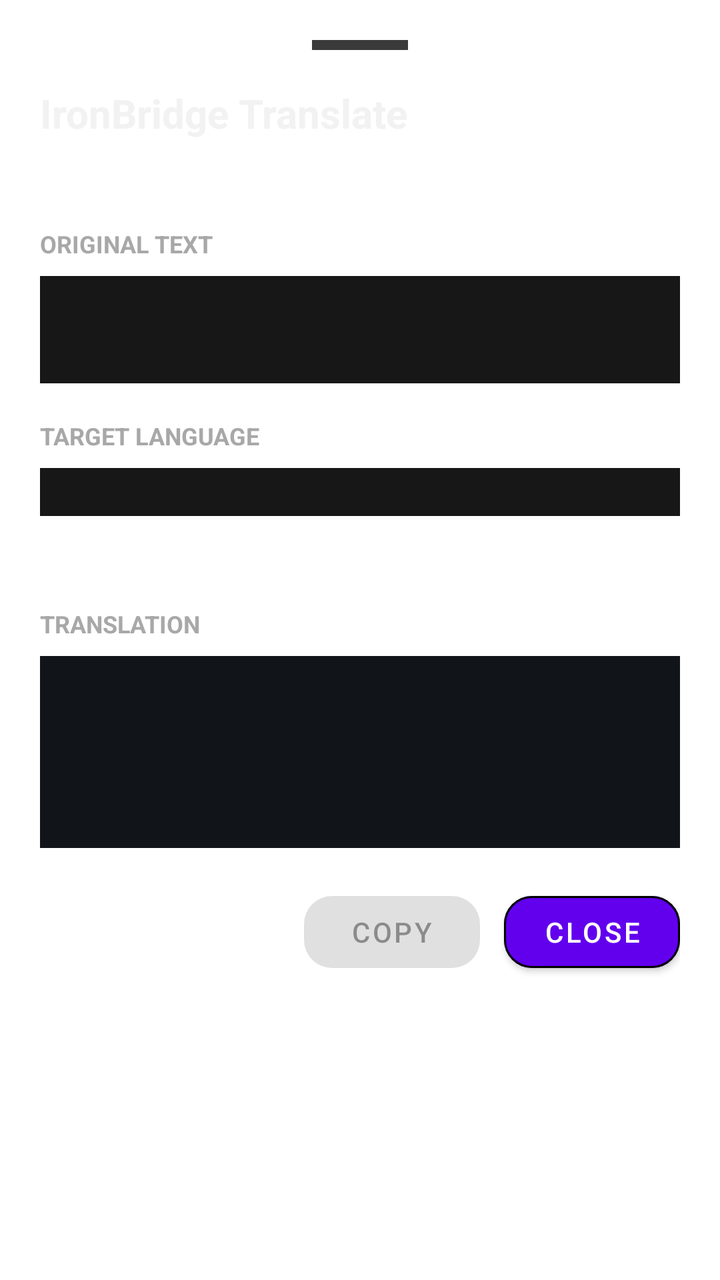
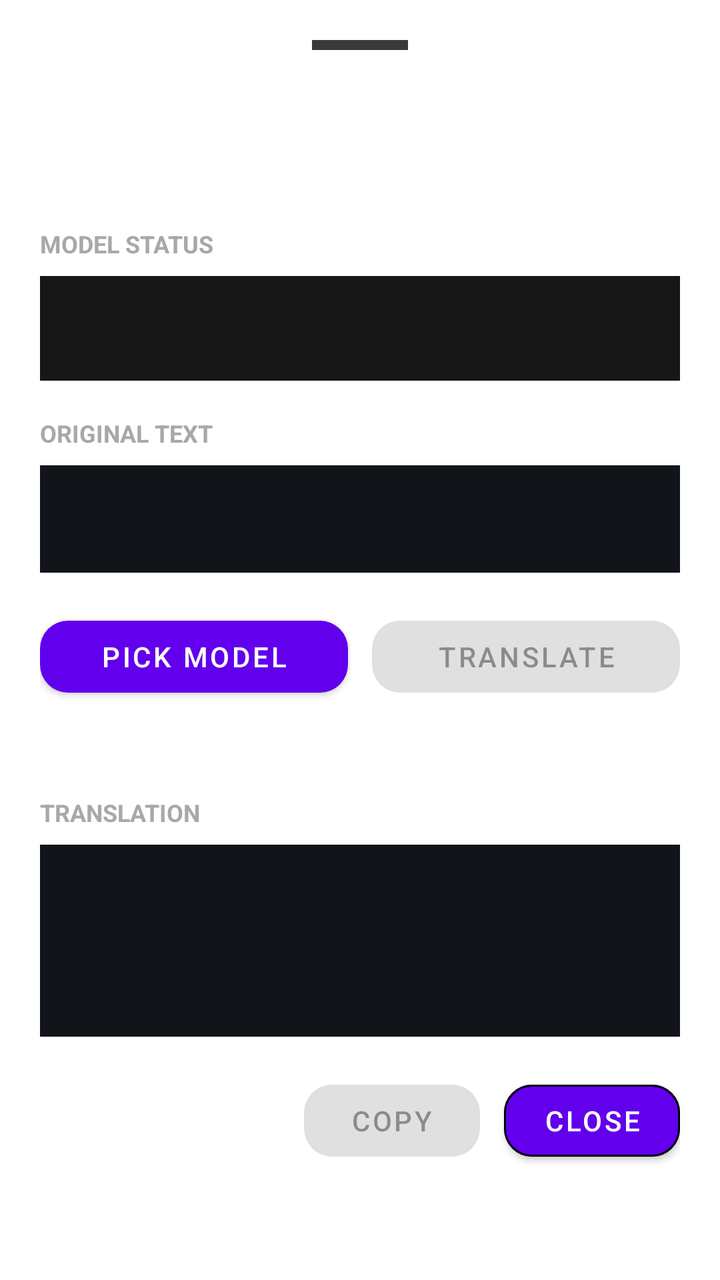

Compare the two renders of this Android layout. The source of the first and the diff that turns it into the second are given below.
<!-- AndroidManifest.xml: fallback theme Theme.MaterialComponents.DayNight.NoActionBar -->
<!-- res/layout/bottom_sheet_translate.xml -->
<?xml version="1.0" encoding="utf-8"?>
<LinearLayout xmlns:android="http://schemas.android.com/apk/res/android"
    xmlns:app="http://schemas.android.com/apk/res-auto"
    android:layout_width="match_parent"
    android:layout_height="wrap_content"
    android:orientation="vertical"
    android:paddingLeft="20dp"
    android:paddingTop="20dp"
    android:paddingRight="20dp"
    android:paddingBottom="24dp"
    android:background="@android:color/transparent">

    <View
        android:layout_width="48dp"
        android:layout_height="5dp"
        android:layout_gravity="center_horizontal"
        android:layout_marginBottom="18dp"
        android:background="#3A3A3A" />

    <TextView
        android:layout_width="wrap_content"
        android:layout_height="wrap_content"
        android:text="@string/bottom_sheet_title"
        android:textColor="#F2F2F2"
        android:textSize="20sp"
        android:textStyle="bold" />

    <TextView
        android:id="@+id/language_label"
        android:layout_width="wrap_content"
        android:layout_height="wrap_content"
        android:layout_marginTop="8dp"
        android:textColor="#A8A8A8"
        android:textSize="13sp" />

    <TextView
        android:layout_width="wrap_content"
        android:layout_height="wrap_content"
        android:layout_marginTop="18dp"
        android:text="@string/original_text_label"
        android:textColor="#A8A8A8"
        android:textSize="12sp"
        android:textStyle="bold" />

    <TextView
        android:id="@+id/source_text"
        android:layout_width="match_parent"
        android:layout_height="wrap_content"
        android:layout_marginTop="8dp"
        android:background="#171717"
        android:lineSpacingExtra="4dp"
        android:maxHeight="180dp"
        android:padding="16dp"
        android:textColor="#F0F0F0"
        android:textIsSelectable="true"
        android:textSize="16sp" />

    <TextView
        android:layout_width="wrap_content"
        android:layout_height="wrap_content"
        android:layout_marginTop="18dp"
        android:text="@string/target_language_label"
        android:textColor="#A8A8A8"
        android:textSize="12sp"
        android:textStyle="bold" />

    <Spinner
        android:id="@+id/target_language_spinner"
        android:layout_width="match_parent"
        android:layout_height="wrap_content"
        android:layout_marginTop="8dp"
        android:background="#171717"
        android:padding="12dp" />

    <ProgressBar
        android:id="@+id/progress_bar"
        style="?android:attr/progressBarStyleHorizontal"
        android:layout_width="match_parent"
        android:layout_height="wrap_content"
        android:layout_marginTop="18dp"
        android:indeterminate="true"
        android:visibility="gone" />

    <TextView
        android:id="@+id/status_text"
        android:layout_width="match_parent"
        android:layout_height="wrap_content"
        android:layout_marginTop="10dp"
        android:textColor="#A8A8A8"
        android:textSize="13sp" />

    <TextView
        android:layout_width="wrap_content"
        android:layout_height="wrap_content"
        android:layout_marginTop="18dp"
        android:text="@string/translation_label"
        android:textColor="#A8A8A8"
        android:textSize="12sp"
        android:textStyle="bold" />

    <TextView
        android:id="@+id/translated_text"
        android:layout_width="match_parent"
        android:layout_height="wrap_content"
        android:layout_marginTop="8dp"
        android:background="#11151A"
        android:lineSpacingExtra="4dp"
        android:minHeight="96dp"
        android:padding="16dp"
        android:textColor="#FFFFFF"
        android:textIsSelectable="true"
        android:textSize="16sp" />

    <LinearLayout
        android:layout_width="match_parent"
        android:layout_height="wrap_content"
        android:layout_marginTop="18dp"
        android:gravity="end"
        android:orientation="horizontal">

        <com.google.android.material.button.MaterialButton
            android:id="@+id/copy_button"
            android:layout_width="wrap_content"
            android:layout_height="wrap_content"
            android:enabled="false"
            android:text="@string/copy_button"
            app:cornerRadius="14dp" />

        <com.google.android.material.button.MaterialButton
            android:id="@+id/close_button"
            android:layout_width="wrap_content"
            android:layout_height="wrap_content"
            android:layout_marginStart="12dp"
            android:text="@string/close_button"
            app:cornerRadius="14dp"
            app:strokeWidth="1dp" />
    </LinearLayout>
</LinearLayout>
<!-- resources referenced by this layout -->
<resources>
  <string name="bottom_sheet_title">IronBridge Translate</string>
  <string name="close_button">Close</string>
  <string name="copy_button">Copy</string>
  <string name="original_text_label">ORIGINAL TEXT</string>
  <string name="target_language_label">TARGET LANGUAGE</string>
  <string name="translation_label">TRANSLATION</string>
</resources>

<!-- the commit's change to res/layout/bottom_sheet_translate.xml (unified diff, before → after) -->
@@ -1,138 +1,175 @@
 <?xml version="1.0" encoding="utf-8"?>
-<LinearLayout xmlns:android="http://schemas.android.com/apk/res/android"
+<ScrollView xmlns:android="http://schemas.android.com/apk/res/android"
     xmlns:app="http://schemas.android.com/apk/res-auto"
     android:layout_width="match_parent"
     android:layout_height="wrap_content"
-    android:orientation="vertical"
-    android:paddingLeft="20dp"
-    android:paddingTop="20dp"
-    android:paddingRight="20dp"
-    android:paddingBottom="24dp"
-    android:background="@android:color/transparent">
-
-    <View
-        android:layout_width="48dp"
-        android:layout_height="5dp"
-        android:layout_gravity="center_horizontal"
-        android:layout_marginBottom="18dp"
-        android:background="#3A3A3A" />
-
-    <TextView
-        android:layout_width="wrap_content"
-        android:layout_height="wrap_content"
-        android:text="@string/bottom_sheet_title"
-        android:textColor="#F2F2F2"
-        android:textSize="20sp"
-        android:textStyle="bold" />
-
-    <TextView
-        android:id="@+id/language_label"
-        android:layout_width="wrap_content"
-        android:layout_height="wrap_content"
-        android:layout_marginTop="8dp"
-        android:textColor="#A8A8A8"
-        android:textSize="13sp" />
-
-    <TextView
-        android:layout_width="wrap_content"
-        android:layout_height="wrap_content"
-        android:layout_marginTop="18dp"
-        android:text="@string/original_text_label"
-        android:textColor="#A8A8A8"
-        android:textSize="12sp"
-        android:textStyle="bold" />
-
-    <TextView
-        android:id="@+id/source_text"
-        android:layout_width="match_parent"
-        android:layout_height="wrap_content"
-        android:layout_marginTop="8dp"
-        android:background="#171717"
-        android:lineSpacingExtra="4dp"
-        android:maxHeight="180dp"
-        android:padding="16dp"
-        android:textColor="#F0F0F0"
-        android:textIsSelectable="true"
-        android:textSize="16sp" />
-
-    <TextView
-        android:layout_width="wrap_content"
-        android:layout_height="wrap_content"
-        android:layout_marginTop="18dp"
-        android:text="@string/target_language_label"
-        android:textColor="#A8A8A8"
-        android:textSize="12sp"
-        android:textStyle="bold" />
-
-    <Spinner
-        android:id="@+id/target_language_spinner"
-        android:layout_width="match_parent"
-        android:layout_height="wrap_content"
-        android:layout_marginTop="8dp"
-        android:background="#171717"
-        android:padding="12dp" />
-
-    <ProgressBar
-        android:id="@+id/progress_bar"
-        style="?android:attr/progressBarStyleHorizontal"
-        android:layout_width="match_parent"
-        android:layout_height="wrap_content"
-        android:layout_marginTop="18dp"
-        android:indeterminate="true"
-        android:visibility="gone" />
-
-    <TextView
-        android:id="@+id/status_text"
-        android:layout_width="match_parent"
-        android:layout_height="wrap_content"
-        android:layout_marginTop="10dp"
-        android:textColor="#A8A8A8"
-        android:textSize="13sp" />
-
-    <TextView
-        android:layout_width="wrap_content"
-        android:layout_height="wrap_content"
-        android:layout_marginTop="18dp"
-        android:text="@string/translation_label"
-        android:textColor="#A8A8A8"
-        android:textSize="12sp"
-        android:textStyle="bold" />
-
-    <TextView
-        android:id="@+id/translated_text"
-        android:layout_width="match_parent"
-        android:layout_height="wrap_content"
-        android:layout_marginTop="8dp"
-        android:background="#11151A"
-        android:lineSpacingExtra="4dp"
-        android:minHeight="96dp"
-        android:padding="16dp"
-        android:textColor="#FFFFFF"
-        android:textIsSelectable="true"
-        android:textSize="16sp" />
+    android:background="@android:color/transparent"
+    android:fillViewport="true"
+    android:overScrollMode="never">
 
     <LinearLayout
         android:layout_width="match_parent"
         android:layout_height="wrap_content"
-        android:layout_marginTop="18dp"
-        android:gravity="end"
-        android:orientation="horizontal">
+        android:orientation="vertical"
+        android:paddingLeft="20dp"
+        android:paddingTop="20dp"
+        android:paddingRight="20dp"
+        android:paddingBottom="24dp">
 
-        <com.google.android.material.button.MaterialButton
-            android:id="@+id/copy_button"
+        <View
+            android:layout_width="48dp"
+            android:layout_height="5dp"
+            android:layout_gravity="center_horizontal"
+            android:layout_marginBottom="18dp"
+            android:background="#3A3A3A" />
+
+        <TextView
+            android:id="@+id/sheet_title"
             android:layout_width="wrap_content"
             android:layout_height="wrap_content"
-            android:enabled="false"
-            android:text="@string/copy_button"
-            app:cornerRadius="14dp" />
+            android:textColor="#F2F2F2"
+            android:textSize="20sp"
+            android:textStyle="bold" />
 
-        <com.google.android.material.button.MaterialButton
-            android:id="@+id/close_button"
+        <TextView
+            android:id="@+id/model_hint"
+            android:layout_width="match_parent"
+            android:layout_height="wrap_content"
+            android:layout_marginTop="8dp"
+            android:textColor="#A8A8A8"
+            android:textSize="13sp" />
+
+        <TextView
             android:layout_width="wrap_content"
             android:layout_height="wrap_content"
-            android:layout_marginStart="12dp"
-            android:text="@string/close_button"
-            app:cornerRadius="14dp"
-            app:strokeWidth="1dp" />
+            android:layout_marginTop="18dp"
+            android:text="@string/model_status_label"
+            android:textColor="#A8A8A8"
+            android:textSize="12sp"
+            android:textStyle="bold" />
+
+        <TextView
+            android:id="@+id/model_status"
+            android:layout_width="match_parent"
+            android:layout_height="wrap_content"
+            android:layout_marginTop="8dp"
+            android:background="#171717"
+            android:lineSpacingExtra="4dp"
+            android:padding="16dp"
+            android:textColor="#F0F0F0"
+            android:textIsSelectable="true"
+            android:textSize="15sp" />
+
+        <TextView
+            android:layout_width="wrap_content"
+            android:layout_height="wrap_content"
+            android:layout_marginTop="18dp"
+            android:text="@string/original_text_label"
+            android:textColor="#A8A8A8"
+            android:textSize="12sp"
+            android:textStyle="bold" />
+
+        <TextView
+            android:id="@+id/source_text"
+            android:layout_width="match_parent"
+            android:layout_height="wrap_content"
+            android:layout_marginTop="8dp"
+            android:background="#11151A"
+            android:lineSpacingExtra="4dp"
+            android:maxHeight="180dp"
+            android:padding="16dp"
+            android:textColor="#FFFFFF"
+            android:textIsSelectable="true"
+            android:textSize="16sp" />
+
+        <LinearLayout
+            android:layout_width="match_parent"
+            android:layout_height="wrap_content"
+            android:layout_marginTop="18dp"
+            android:orientation="horizontal">
+
+            <com.google.android.material.button.MaterialButton
+                android:id="@+id/pick_model_button"
+                android:layout_width="0dp"
+                android:layout_height="wrap_content"
+                android:layout_weight="1"
+                android:text="@string/pick_model_button"
+                app:cornerRadius="14dp" />
+
+            <com.google.android.material.button.MaterialButton
+                android:id="@+id/translate_button"
+                android:layout_width="0dp"
+                android:layout_height="wrap_content"
+                android:layout_marginStart="12dp"
+                android:layout_weight="1"
+                android:enabled="false"
+                android:text="@string/translate_button"
+                app:cornerRadius="14dp" />
+        </LinearLayout>
+
+        <ProgressBar
+            android:id="@+id/progress_bar"
+            style="?android:attr/progressBarStyleLarge"
+            android:layout_width="wrap_content"
+            android:layout_height="wrap_content"
+            android:layout_gravity="center_horizontal"
+            android:layout_marginTop="18dp"
+            android:indeterminate="true"
+            android:visibility="gone" />
+
+        <TextView
+            android:id="@+id/translation_status"
+            android:layout_width="match_parent"
+            android:layout_height="wrap_content"
+            android:layout_marginTop="10dp"
+            android:textColor="#A8A8A8"
+            android:textSize="13sp" />
+
+        <TextView
+            android:layout_width="wrap_content"
+            android:layout_height="wrap_content"
+            android:layout_marginTop="18dp"
+            android:text="@string/translation_label"
+            android:textColor="#A8A8A8"
+            android:textSize="12sp"
+            android:textStyle="bold" />
+
+        <TextView
+            android:id="@+id/translated_text"
+            android:layout_width="match_parent"
+            android:layout_height="wrap_content"
+            android:layout_marginTop="8dp"
+            android:background="#11151A"
+            android:lineSpacingExtra="4dp"
+            android:minHeight="96dp"
+            android:padding="16dp"
+            android:textColor="#FFFFFF"
+            android:textIsSelectable="true"
+            android:textSize="16sp" />
+
+        <LinearLayout
+            android:layout_width="match_parent"
+            android:layout_height="wrap_content"
+            android:layout_marginTop="18dp"
+            android:gravity="end"
+            android:orientation="horizontal">
+
+            <com.google.android.material.button.MaterialButton
+                android:id="@+id/copy_button"
+                android:layout_width="wrap_content"
+                android:layout_height="wrap_content"
+                android:enabled="false"
+                android:text="@string/copy_button"
+                app:cornerRadius="14dp" />
+
+            <com.google.android.material.button.MaterialButton
+                android:id="@+id/close_button"
+                android:layout_width="wrap_content"
+                android:layout_height="wrap_content"
+                android:layout_marginStart="12dp"
+                android:text="@string/close_button"
+                app:cornerRadius="14dp"
+                app:strokeWidth="1dp" />
+        </LinearLayout>
     </LinearLayout>
-</LinearLayout>
+</ScrollView>
<!-- resource entries referenced after the edit -->
@@ -1,10 +1,11 @@
 <!-- resources referenced by this layout -->
 <resources>
-  <string name="bottom_sheet_title">IronBridge Translate</string>
   <string name="close_button">Close</string>
   <string name="copy_button">Copy</string>
+  <string name="model_status_label">MODEL STATUS</string>
   <string name="original_text_label">ORIGINAL TEXT</string>
-  <string name="target_language_label">TARGET LANGUAGE</string>
+  <string name="pick_model_button">Pick model</string>
+  <string name="translate_button">Translate</string>
   <string name="translation_label">TRANSLATION</string>
 </resources>
 
